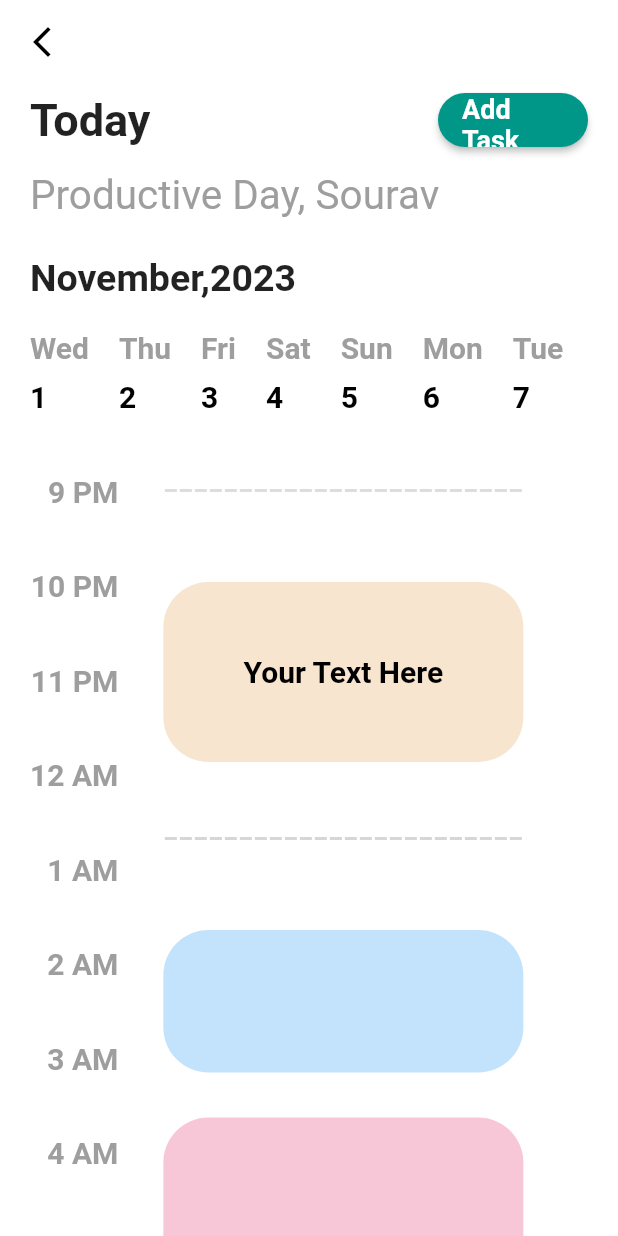
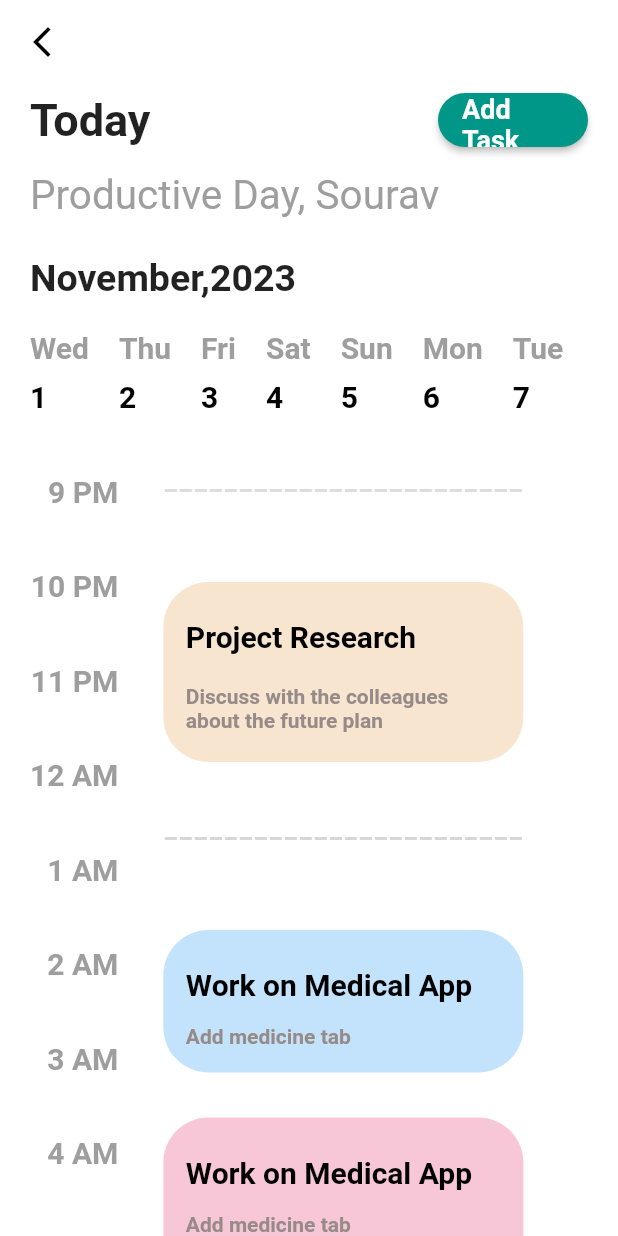
Before and after one commit to babadotin/calenderUI, a Flutter app: the screen it shows after launch, on a phone screen of 412 x 824 dp. Run offline on Flutter 3.47's test engine with Material 2 defaults, Android fonts, the phone set to English and light mode, and no system bars.

Commit message:
container se text gyb ho gya tha to maine dubara add kia

```diff
--- a/lib/main.dart
+++ b/lib/main.dart
@@ -218,19 +218,32 @@ class MonthTaskState extends State<MonthTask> {
                   color: const Color.fromARGB(255, 247, 229, 207),
                   borderRadius: BorderRadius.circular(30),
                 ),
-                child: const Column(
-                  mainAxisAlignment: MainAxisAlignment.center,
-                  crossAxisAlignment: CrossAxisAlignment.center,
+                child: const Padding(
+                  padding: EdgeInsets.only(top: 25.0, left: 15.0),
+                  child: Column(
+                    mainAxisAlignment: MainAxisAlignment.start,
+                    crossAxisAlignment: CrossAxisAlignment.start,
                     children: [
                       Text(
-                      'Your Text Here',
+                        'Project Research',
                         style: TextStyle(
                           fontSize: 20,
                           fontWeight: FontWeight.bold,
                           color: Colors.black,
                         ),
                       ),
+                      SizedBox(
+                        height: 20,
+                      ),
+                      Text(
+                        'Discuss with the colleagues\nabout the future plan',
+                        style: TextStyle(
+                          fontWeight: FontWeight.bold,
+                          color: Color.fromARGB(255, 150, 139, 136),
+                        ),
+                      )
                     ],
+                  ),
                 ),
               ),
               const SizedBox(
@@ -262,6 +275,33 @@ class MonthTaskState extends State<MonthTask> {
                   color: const Color.fromARGB(255, 195, 227, 252),
                   borderRadius: BorderRadius.circular(30),
                 ),
+                child: const Padding(
+                  padding: EdgeInsets.only(top: 25.0, left: 15.0),
+                  child: Column(
+                    mainAxisAlignment: MainAxisAlignment.start,
+                    crossAxisAlignment: CrossAxisAlignment.start,
+                    children: [
+                      Text(
+                        'Work on Medical App',
+                        style: TextStyle(
+                          fontSize: 20,
+                          fontWeight: FontWeight.bold,
+                          color: Colors.black,
+                        ),
+                      ),
+                      SizedBox(
+                        height: 15,
+                      ),
+                      Text(
+                        'Add medicine tab',
+                        style: TextStyle(
+                          fontWeight: FontWeight.bold,
+                          color: Color.fromARGB(255, 150, 139, 136),
+                        ),
+                      )
+                    ],
+                  ),
+                ),
               ),
               const SizedBox(height: 30),
               Container(
@@ -275,6 +315,33 @@ class MonthTaskState extends State<MonthTask> {
                     215,
                   ),
                   borderRadius: BorderRadius.circular(30),
+                ),
+                child: const Padding(
+                  padding: EdgeInsets.only(top: 25.0, left: 15.0),
+                  child: Column(
+                    mainAxisAlignment: MainAxisAlignment.start,
+                    crossAxisAlignment: CrossAxisAlignment.start,
+                    children: [
+                      Text(
+                        'Work on Medical App',
+                        style: TextStyle(
+                          fontSize: 20,
+                          fontWeight: FontWeight.bold,
+                          color: Colors.black,
+                        ),
+                      ),
+                      SizedBox(
+                        height: 15,
+                      ),
+                      Text(
+                        'Add medicine tab',
+                        style: TextStyle(
+                          fontWeight: FontWeight.bold,
+                          color: Color.fromARGB(255, 150, 139, 136),
+                        ),
+                      )
+                    ],
+                  ),
                 ),
               ),
             ],
```
Lines whose indentation alone changed are shown as unchanged.
